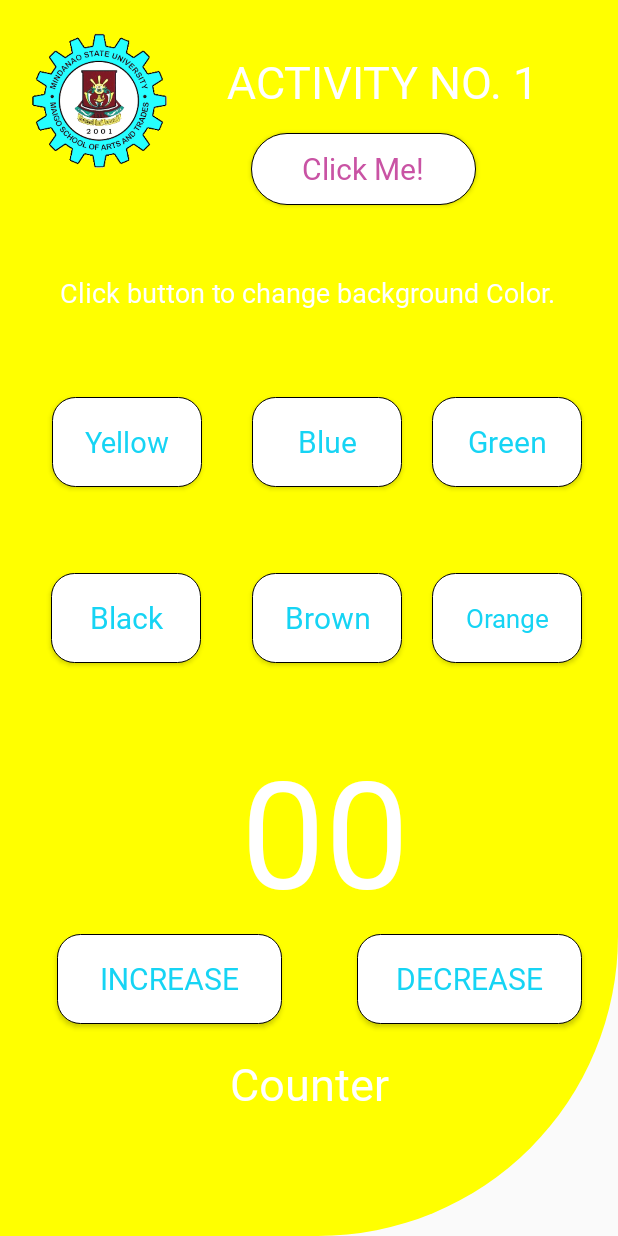
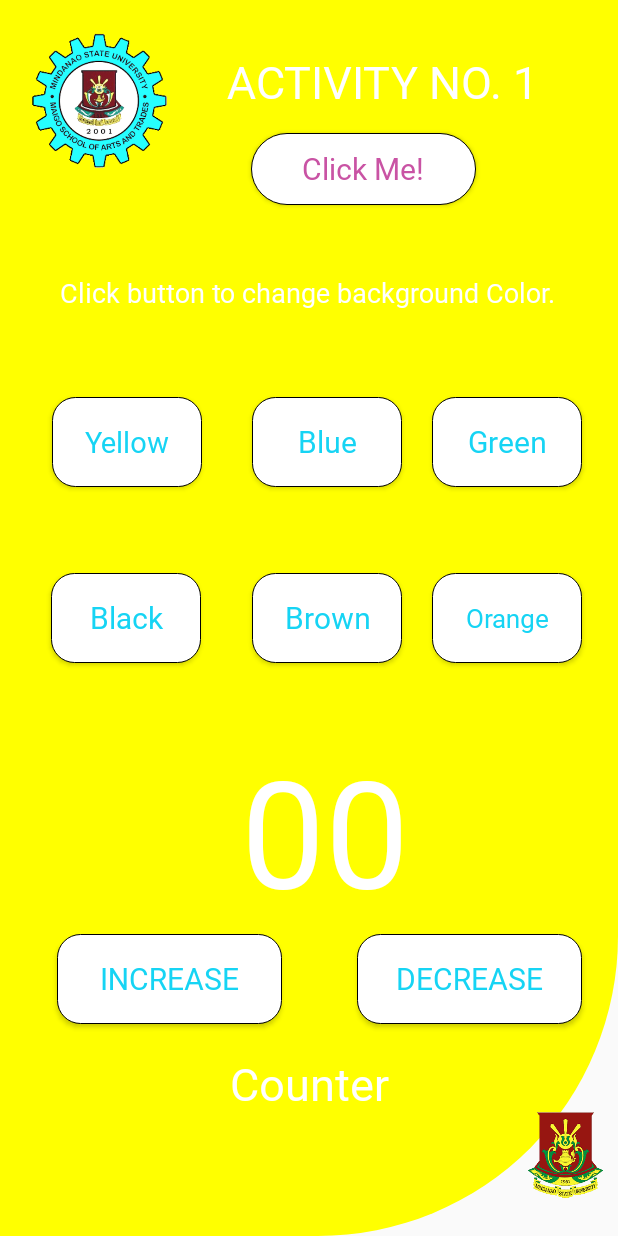
Before and after one commit to bryanladion/ChangeBackgroundColor, an Android app: the screen it shows after launch (MainActivity), after a tap on "Yellow", on a phone screen of 412 x 824 dp. Run offline under Robolectric (Android 15) with nearby library versions, the phone set to English and light mode, and no system bars.

Commit message:
duplicating the msu logo

```diff
--- a/app/src/main/res/layout/activity_main.xml
+++ b/app/src/main/res/layout/activity_main.xml
@@ -220,5 +220,15 @@
         app:layout_constraintEnd_toEndOf="parent"
         app:layout_constraintStart_toStartOf="parent"
         app:layout_constraintTop_toBottomOf="@+id/print_count" />
-
+    <ImageView
+        android:layout_width="50sp"
+        android:layout_height="100sp"
+        android:layout_marginStart="83dp"
+        android:layout_marginTop="29dp"
+        android:layout_marginEnd="1dp"
+        android:src="@drawable/msu_logo"
+        app:layout_constraintBottom_toBottomOf="parent"
+        app:layout_constraintEnd_toEndOf="parent"
+        app:layout_constraintStart_toEndOf="@+id/textviewcounter"
+        app:layout_constraintTop_toBottomOf="@+id/decrease_btn" />
 </androidx.constraintlayout.widget.ConstraintLayout>
```
Also changed, not shown: app/src/main/res/drawable/msu_logo.png (added).
